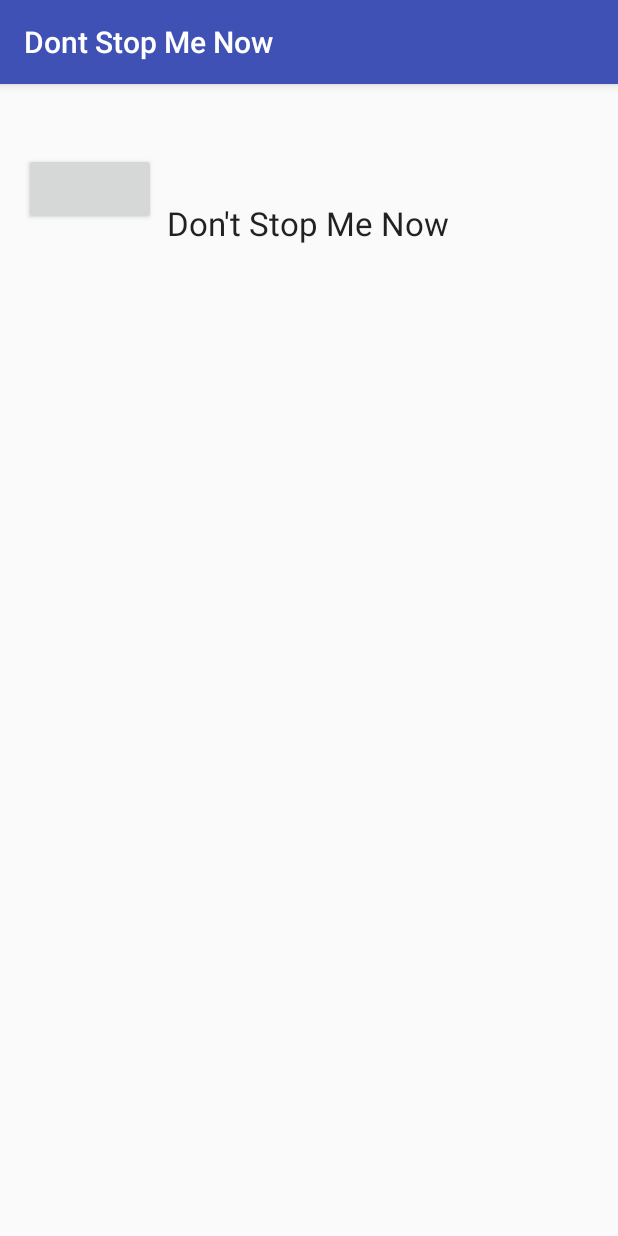
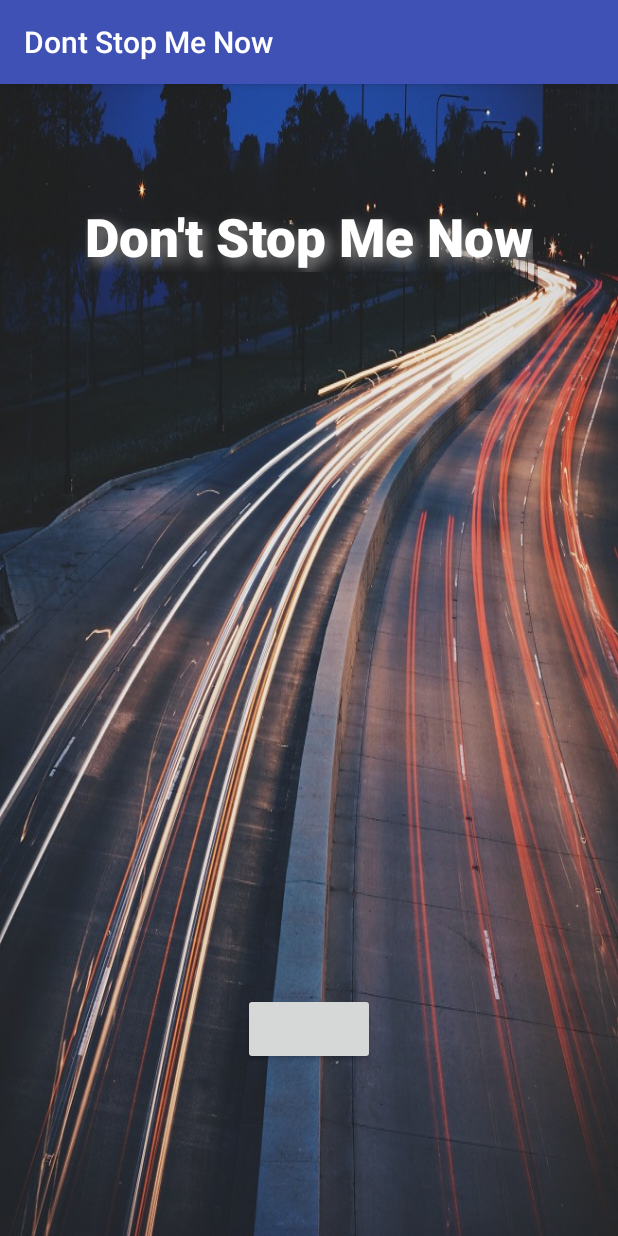
Before and after one commit to andrelago13/Dont-Stop-Me-Now, an Android app: the screen it shows after launch (MainActivity), on a phone screen of 412 x 824 dp. Run offline under Robolectric (Android 15) with nearby library versions, the phone set to English and light mode, and no system bars; libraries missing offline, so code that uses them is left out: com.facebook, com.facebook.login; plain views replace LoginButton; 9 statements that could not run were skipped.

Commit message:
design login layout

```diff
--- a/Client/DSMN-Client/dsmn/src/main/java/com/sdis/g0102/dsmn/MainActivity.java
+++ b/Client/DSMN-Client/dsmn/src/main/java/com/sdis/g0102/dsmn/MainActivity.java
@@ -21,6 +21,8 @@ import com.facebook.FacebookSdk;
 import com.facebook.login.LoginManager;
 import com.facebook.login.LoginResult;
 import com.facebook.login.widget.LoginButton;
+
+import java.util.Arrays;
 
 public class MainActivity extends AppCompatActivity {
 
@@ -53,6 +55,10 @@ public class MainActivity extends AppCompatActivity {
         initLoginButtonCallbacks();
         initTokenTracker();
     }
+
+
+
+
 
     private void launchRecentEvents() {
         Intent intent = new Intent(this, RecentEventsActivity.class);
--- a/Client/DSMN-Client/dsmn/src/main/res/layout/activity_main.xml
+++ b/Client/DSMN-Client/dsmn/src/main/res/layout/activity_main.xml
@@ -5,6 +5,7 @@
     android:paddingLeft="@dimen/activity_horizontal_margin"
     android:paddingRight="@dimen/activity_horizontal_margin"
     android:paddingTop="@dimen/activity_vertical_margin"
+    android:background="@mipmap/login"
     tools:context="com.sdis.g0102.dsmn.MainActivity">
 
     <TextView
@@ -15,13 +16,24 @@
         android:id="@+id/maintitle"
         android:layout_alignParentTop="true"
         android:layout_centerHorizontal="true"
-        android:layout_marginTop="62dp" />
+        android:layout_marginTop="62dp"
+        android:textSize="35sp"
+        android:fontFamily="sans-serif-medium"
+        android:textStyle="bold"
+        android:textColor="#FFFFFF"
+        android:shadowColor="#888888"
+        android:shadowDx="5"
+        android:shadowDy="5"
+        android:shadowRadius="10"
+        android:singleLine="false"/>
 
     <com.facebook.login.widget.LoginButton
         android:id="@+id/login_button_2"
         android:layout_width="wrap_content"
         android:layout_height="wrap_content"
         android:layout_gravity="center_horizontal"
-        android:layout_marginTop="30dp"
-        android:layout_marginBottom="30dp" />
+        android:layout_marginBottom="98dp"
+        android:layout_alignParentBottom="true"
+        android:layout_centerHorizontal="true" />
+
 </RelativeLayout>
```
Also changed, not shown: Client/DSMN-Client/dsmn/src/main/res/mipmap-hdpi/login.jpg (added).
